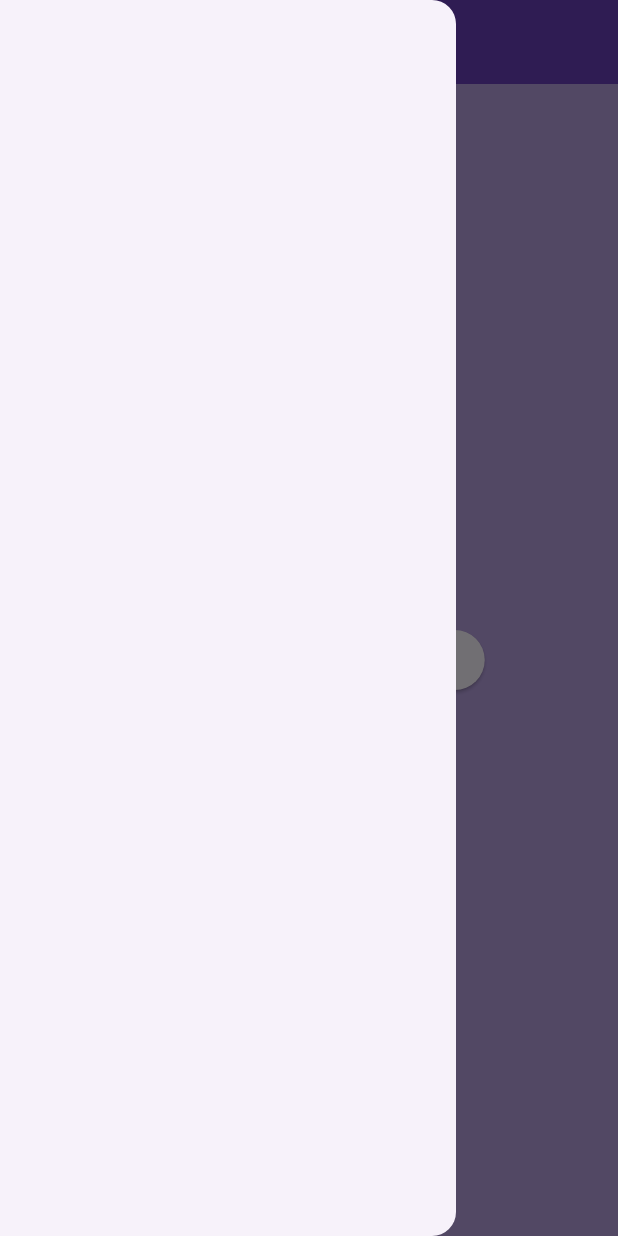
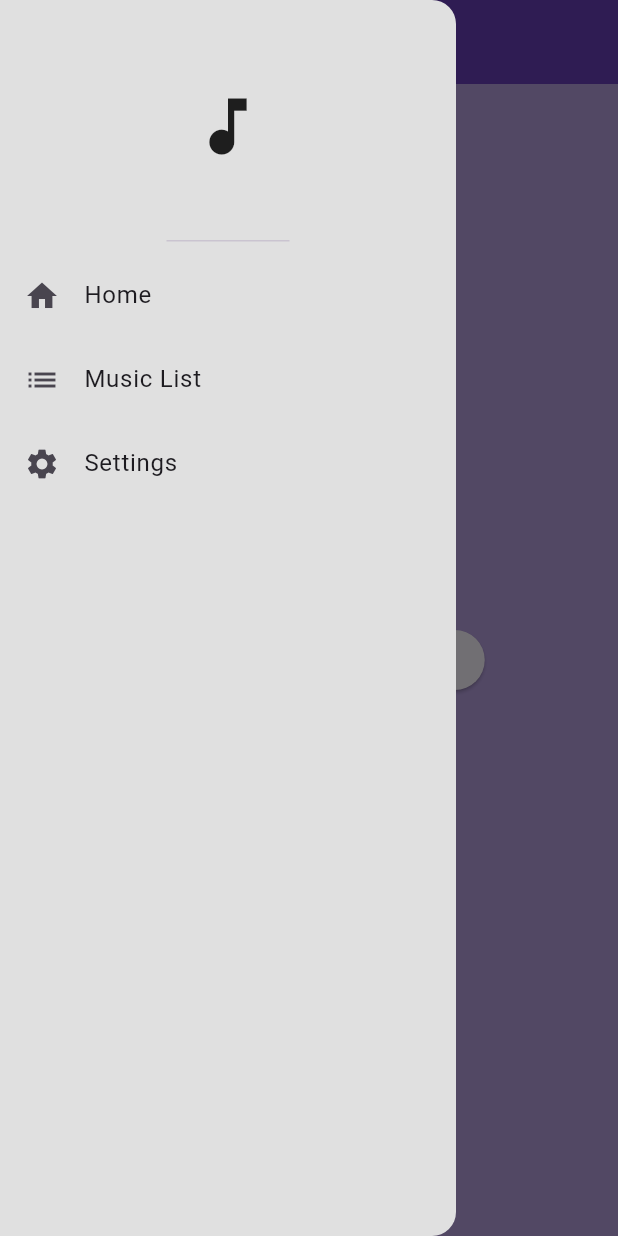
Before and after one commit to gflexx/notes_app, a Flutter app: the screen it shows after launch, with the side drawer open, on a phone screen of 412 x 824 dp. Run offline on Flutter 3.47's test engine with Material 3 defaults, Android fonts, the phone set to English and light mode, and no system bars.

```diff
--- a/lib/main.dart
+++ b/lib/main.dart
@@ -1,6 +1,7 @@
 import 'package:flutter/material.dart';
 import 'package:notes_app/pages/music_first_page.dart';
 import 'package:notes_app/pages/music_list.dart';
+import 'package:notes_app/pages/settings_page.dart';
 
 void main() {
   runApp(const MyApp());
@@ -17,6 +18,7 @@ class MyApp extends StatelessWidget {
       home: FirstPage(),
       routes: {
         '/musicList': (context) => const MusicList(),
+        '/settings': (context) => const SettingsPage(),
       },
     );
   }
--- a/lib/pages/music_first_page.dart
+++ b/lib/pages/music_first_page.dart
@@ -11,7 +11,29 @@ class FirstPage extends StatelessWidget {
         backgroundColor: Colors.deepPurple,
         elevation: 90,
       ),
-      drawer: Drawer(),
+      drawer: Drawer(
+        backgroundColor: Colors.grey[300],
+        child: Column(
+          children: [
+            DrawerHeader(child: Icon(Icons.music_note, size: 50)),
+            ListTile(
+              leading: Icon(Icons.home),
+              title: Text('Home'),
+              onTap: () => Navigator.pushNamed(context, '/'),
+            ),
+            ListTile(
+              leading: Icon(Icons.list),
+              title: Text('Music List'),
+              onTap: () => Navigator.pushNamed(context, '/musicList'),
+            ),
+            ListTile(
+              leading: Icon(Icons.settings),
+              title: Text('Settings'),
+              onTap: () => Navigator.pushNamed(context, '/settings'),
+            ),
+          ],
+        ),
+      ),
       body: Center(
         child: ElevatedButton(
           onPressed: () {
```
Also changed, not shown: lib/pages/settings_page.dart (added, +20 -0 lines).
